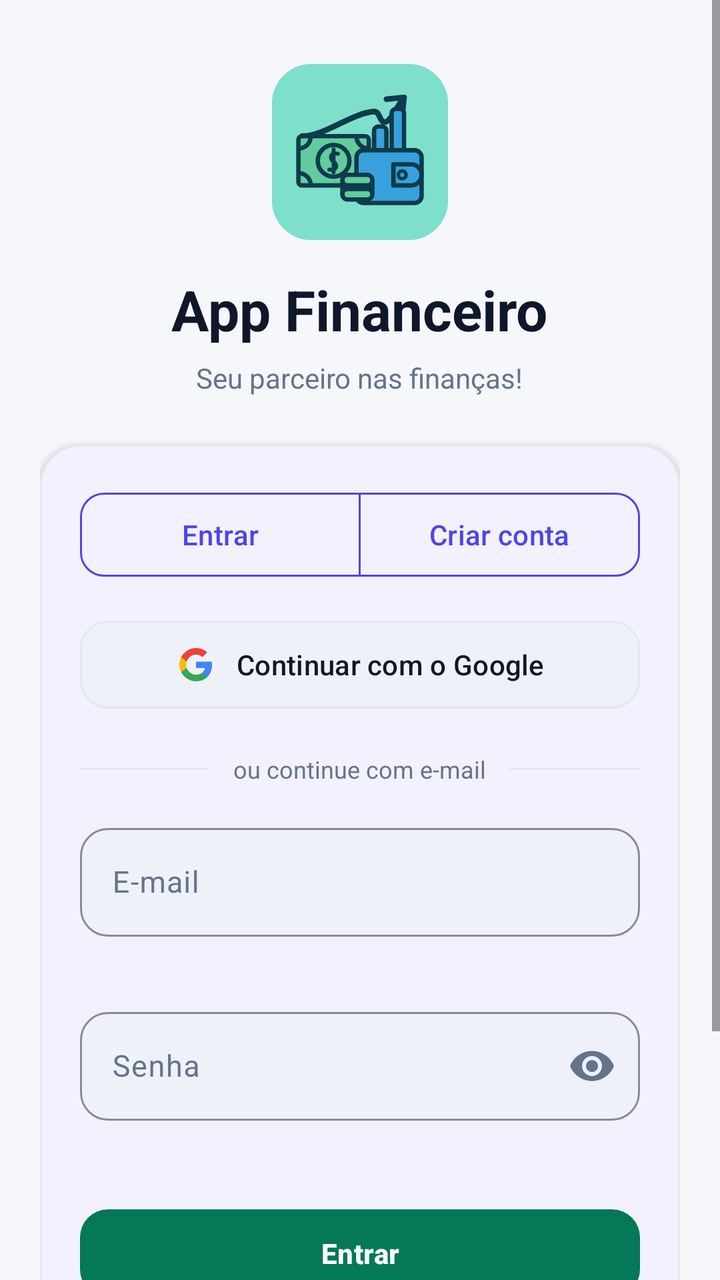
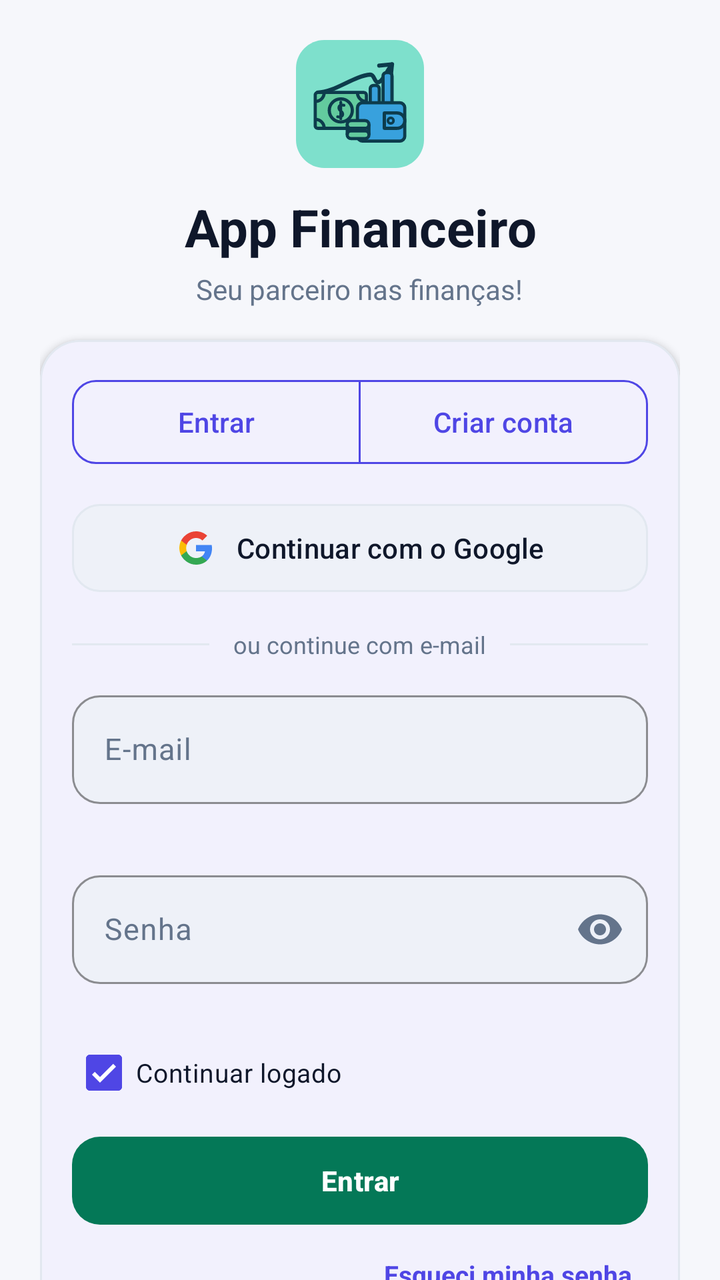

Before-and-after screenshots of an Android layout around one commit, followed by the original layout XML and the change that was made.
<!-- AndroidManifest.xml: activity theme Theme.Appfinanceiro -->
<!-- res/layout/activity_login.xml -->
<?xml version="1.0" encoding="utf-8"?>
<androidx.coordinatorlayout.widget.CoordinatorLayout xmlns:android="http://schemas.android.com/apk/res/android"
    xmlns:app="http://schemas.android.com/apk/res-auto"
    xmlns:tools="http://schemas.android.com/tools"
    android:layout_width="match_parent"
    android:layout_height="match_parent"
    android:background="?android:attr/colorBackground"
    tools:context=".ui.auth.LoginActivity">

    <ScrollView
        android:id="@+id/loginScrollView"
        android:layout_width="match_parent"
        android:layout_height="match_parent"
        android:clipToPadding="false"
        android:fillViewport="true">

        <LinearLayout
            android:layout_width="match_parent"
            android:layout_height="wrap_content"
            android:gravity="center_horizontal"
            android:orientation="vertical"
            android:paddingStart="20dp"
            android:paddingTop="32dp"
            android:paddingEnd="20dp"
            android:paddingBottom="24dp">

            <ImageView
                android:id="@+id/loginLogoImageView"
                android:layout_width="88dp"
                android:layout_height="88dp"
                android:contentDescription="@string/app_name"
                android:src="@drawable/ic_app_logo" />

            <TextView
                android:layout_width="wrap_content"
                android:layout_height="wrap_content"
                android:layout_marginTop="16dp"
                android:gravity="center"
                android:text="App Financeiro"
                android:textColor="?attr/colorOnSurface"
                android:textSize="28sp"
                android:textStyle="bold" />

            <TextView
                android:layout_width="wrap_content"
                android:layout_height="wrap_content"
                android:layout_marginTop="6dp"
                android:gravity="center"
                android:text="Seu parceiro nas finanças!"
                android:textColor="?attr/colorOnSurfaceVariant"
                android:textSize="14sp" />

            <com.google.android.material.card.MaterialCardView
                style="@style/ModernCard"
                android:layout_width="match_parent"
                android:layout_height="wrap_content"
                android:layout_marginTop="24dp">

                <LinearLayout
                    android:layout_width="match_parent"
                    android:layout_height="wrap_content"
                    android:orientation="vertical"
                    android:padding="20dp">

                    <com.google.android.material.button.MaterialButtonToggleGroup
                        android:id="@+id/authTabGroup"
                        android:layout_width="match_parent"
                        android:layout_height="wrap_content"
                        app:selectionRequired="true"
                        app:singleSelection="true">

                        <com.google.android.material.button.MaterialButton
                            android:id="@+id/loginTabButton"
                            style="@style/Widget.Material3.Button.OutlinedButton"
                            android:layout_width="0dp"
                            android:layout_height="50dp"
                            android:layout_weight="1"
                            android:checkable="true"
                            android:checked="true"
                            android:insetLeft="0dp"
                            android:insetRight="0dp"
                            android:minHeight="0dp"
                            android:minWidth="0dp"
                            android:text="Entrar"
                            android:textAllCaps="false"
                            android:textColor="@color/auth_tab_text"
                            android:textSize="14sp"
                            app:backgroundTint="@color/auth_tab_background"
                            app:cornerRadius="12dp"
                            app:strokeColor="?attr/colorPrimary"
                            app:strokeWidth="1dp" />

                        <com.google.android.material.button.MaterialButton
                            android:id="@+id/registerTabButton"
                            style="@style/Widget.Material3.Button.OutlinedButton"
                            android:layout_width="0dp"
                            android:layout_height="50dp"
                            android:layout_weight="1"
                            android:checkable="true"
                            android:insetLeft="0dp"
                            android:insetRight="0dp"
                            android:minHeight="0dp"
                            android:minWidth="0dp"
                            android:text="Criar conta"
                            android:textAllCaps="false"
                            android:textColor="@color/auth_tab_text"
                            android:textSize="14sp"
                            app:backgroundTint="@color/auth_tab_background"
                            app:cornerRadius="12dp"
                            app:strokeColor="?attr/colorPrimary"
                            app:strokeWidth="1dp" />
                    </com.google.android.material.button.MaterialButtonToggleGroup>

                    <com.google.android.material.button.MaterialButton
                        android:id="@+id/googleAuthButton"
                        android:layout_width="match_parent"
                        android:layout_height="52dp"
                        android:layout_marginTop="14dp"
                        android:text="Continuar com o Google"
                        android:textAllCaps="false"
                        android:textColor="?attr/colorOnSurface"
                        android:textSize="14sp"
                        app:backgroundTint="?attr/colorSurfaceVariant"
                        app:cornerRadius="14dp"
                        app:icon="@drawable/ic_google"
                        app:iconGravity="textStart"
                        app:iconPadding="10dp"
                        app:iconSize="20dp"
                        app:iconTint="@null"
                        app:strokeColor="?attr/colorOutline"
                        app:strokeWidth="1dp" />

                    <LinearLayout
                        android:layout_width="match_parent"
                        android:layout_height="wrap_content"
                        android:layout_marginTop="18dp"
                        android:gravity="center_vertical"
                        android:orientation="horizontal">

                        <View
                            android:layout_width="0dp"
                            android:layout_height="1dp"
                            android:layout_weight="1"
                            android:background="@color/outline" />

                        <TextView
                            android:layout_width="wrap_content"
                            android:layout_height="wrap_content"
                            android:layout_marginHorizontal="12dp"
                            android:text="ou continue com e-mail"
                            android:textColor="?attr/colorOnSurfaceVariant"
                            android:textSize="12sp" />

                        <View
                            android:layout_width="0dp"
                            android:layout_height="1dp"
                            android:layout_weight="1"
                            android:background="@color/outline" />
                    </LinearLayout>

                    <LinearLayout
                        android:id="@+id/loginFormContainer"
                        android:layout_width="match_parent"
                        android:layout_height="wrap_content"
                        android:layout_marginTop="16dp"
                        android:orientation="vertical">

                        <com.google.android.material.textfield.TextInputLayout
                            android:id="@+id/loginEmailInputLayout"
                            style="@style/ModernTextInput"
                            android:layout_width="match_parent"
                            android:layout_height="wrap_content"
                            android:hint="E-mail"
                            app:errorEnabled="true">

                            <com.google.android.material.textfield.TextInputEditText
                                android:id="@+id/loginEmailEditText"
                                android:layout_width="match_parent"
                                android:layout_height="wrap_content"
                                android:inputType="textEmailAddress"
                                android:singleLine="true"
                                android:textColor="?attr/colorOnSurface"
                                android:textSize="15sp" />
                        </com.google.android.material.textfield.TextInputLayout>

                        <com.google.android.material.textfield.TextInputLayout
                            android:id="@+id/loginPasswordInputLayout"
                            style="@style/ModernTextInput"
                            android:layout_width="match_parent"
                            android:layout_height="wrap_content"
                            android:layout_marginTop="12dp"
                            android:hint="Senha"
                            app:endIconMode="password_toggle"
                            app:endIconTint="?attr/colorOnSurfaceVariant"
                            app:errorEnabled="true">

                            <com.google.android.material.textfield.TextInputEditText
                                android:id="@+id/loginPasswordEditText"
                                android:layout_width="match_parent"
                                android:layout_height="wrap_content"
                                android:inputType="textPassword"
                                android:singleLine="true"
                                android:textColor="?attr/colorOnSurface"
                                android:textSize="15sp" />
                        </com.google.android.material.textfield.TextInputLayout>

                        <com.google.android.material.button.MaterialButton
                            android:id="@+id/loginButton"
                            style="@style/PrimaryCTAButton"
                            android:layout_width="match_parent"
                            android:layout_height="52dp"
                            android:layout_marginTop="20dp"
                            android:text="Entrar" />

                        <TextView
                            android:id="@+id/forgotPasswordTextView"
                            android:layout_width="match_parent"
                            android:layout_height="wrap_content"
                            android:layout_marginTop="8dp"
                            android:background="?attr/selectableItemBackground"
                            android:clickable="true"
                            android:focusable="true"
                            android:gravity="end"
                            android:padding="8dp"
                            android:text="Esqueci minha senha"
                            android:textColor="?attr/colorPrimary"
                            android:textSize="13sp"
                            android:textStyle="bold" />
                    </LinearLayout>

                    <LinearLayout
                        android:id="@+id/registerFormContainer"
                        android:layout_width="match_parent"
                        android:layout_height="wrap_content"
                        android:layout_marginTop="16dp"
                        android:orientation="vertical"
                        android:visibility="gone">

                        <com.google.android.material.textfield.TextInputLayout
                            android:id="@+id/registerNameInputLayout"
                            style="@style/ModernTextInput"
                            android:layout_width="match_parent"
                            android:layout_height="wrap_content"
                            android:hint="Seu nome"
                            app:errorEnabled="true">

                            <com.google.android.material.textfield.TextInputEditText
                                android:id="@+id/registerNameEditText"
                                android:layout_width="match_parent"
                                android:layout_height="wrap_content"
                                android:inputType="textCapWords"
                                android:singleLine="true"
                                android:textColor="?attr/colorOnSurface"
                                android:textSize="15sp" />
                        </com.google.android.material.textfield.TextInputLayout>

                        <com.google.android.material.textfield.TextInputLayout
                            android:id="@+id/registerEmailInputLayout"
                            style="@style/ModernTextInput"
                            android:layout_width="match_parent"
                            android:layout_height="wrap_content"
                            android:layout_marginTop="12dp"
                            android:hint="E-mail"
                            app:errorEnabled="true">

                            <com.google.android.material.textfield.TextInputEditText
                                android:id="@+id/registerEmailEditText"
                                android:layout_width="match_parent"
                                android:layout_height="wrap_content"
                                android:inputType="textEmailAddress"
                                android:singleLine="true"
                                android:textColor="?attr/colorOnSurface"
                                android:textSize="15sp" />
                        </com.google.android.material.textfield.TextInputLayout>

                        <com.google.android.material.textfield.TextInputLayout
                            android:id="@+id/registerCellphoneInputLayout"
                            style="@style/ModernTextInput"
                            android:layout_width="match_parent"
                            android:layout_height="wrap_content"
                            android:layout_marginTop="12dp"
                            android:hint="Celular"
                            app:errorEnabled="true">

                            <com.google.android.material.textfield.TextInputEditText
                                android:id="@+id/registerCellphoneEditText"
                                android:layout_width="match_parent"
                                android:layout_height="wrap_content"
                                android:inputType="phone"
                                android:maxLength="16"
                                android:singleLine="true"
                                android:textColor="?attr/colorOnSurface"
                                android:textSize="15sp" />
                        </com.google.android.material.textfield.TextInputLayout>

                        <com.google.android.material.textfield.TextInputLayout
                            android:id="@+id/registerPasswordInputLayout"
                            style="@style/ModernTextInput"
                            android:layout_width="match_parent"
                            android:layout_height="wrap_content"
                            android:layout_marginTop="12dp"
                            android:hint="Crie uma senha"
                            app:endIconMode="password_toggle"
                            app:endIconTint="?attr/colorOnSurfaceVariant"
                            app:errorEnabled="true">

                            <com.google.android.material.textfield.TextInputEditText
                                android:id="@+id/registerPasswordEditText"
                                android:layout_width="match_parent"
                                android:layout_height="wrap_content"
                                android:inputType="textPassword"
                                android:singleLine="true"
                                android:textColor="?attr/colorOnSurface"
                                android:textSize="15sp" />
                        </com.google.android.material.textfield.TextInputLayout>

                        <LinearLayout
                            android:layout_width="match_parent"
                            android:layout_height="wrap_content"
                            android:layout_marginTop="8dp"
                            android:gravity="center_vertical"
                            android:orientation="horizontal">

                            <View
                                android:id="@+id/passwordStrengthBar1"
                                android:layout_width="0dp"
                                android:layout_height="4dp"
                                android:layout_weight="1"
                                android:background="@drawable/bg_strength_segment"
                                android:backgroundTint="@color/outline" />

                            <View
                                android:id="@+id/passwordStrengthBar2"
                                android:layout_width="0dp"
                                android:layout_height="4dp"
                                android:layout_marginStart="4dp"
                                android:layout_weight="1"
                                android:background="@drawable/bg_strength_segment"
                                android:backgroundTint="@color/outline" />

                            <View
                                android:id="@+id/passwordStrengthBar3"
                                android:layout_width="0dp"
                                android:layout_height="4dp"
                                android:layout_marginStart="4dp"
                                android:layout_weight="1"
                                android:background="@drawable/bg_strength_segment"
                                android:backgroundTint="@color/outline" />

                            <TextView
                                android:id="@+id/passwordStrengthTextView"
                                android:layout_width="wrap_content"
                                android:layout_height="wrap_content"
                                android:layout_marginStart="8dp"
                                android:gravity="end"
                                android:minWidth="42dp"
                                android:textColor="?attr/colorOnSurfaceVariant"
                                android:textSize="11sp" />
                        </LinearLayout>

                        <com.google.android.material.textfield.TextInputLayout
                            android:id="@+id/registerConfirmPasswordInputLayout"
                            style="@style/ModernTextInput"
                            android:layout_width="match_parent"
                            android:layout_height="wrap_content"
                            android:layout_marginTop="12dp"
                            android:hint="Confirmar senha"
                            app:endIconMode="password_toggle"
                            app:endIconTint="?attr/colorOnSurfaceVariant"
                            app:errorEnabled="true">

                            <com.google.android.material.textfield.TextInputEditText
                                android:id="@+id/registerConfirmPasswordEditText"
                                android:layout_width="match_parent"
                                android:layout_height="wrap_content"
                                android:inputType="textPassword"
                                android:singleLine="true"
                                android:textColor="?attr/colorOnSurface"
                                android:textSize="15sp" />
                        </com.google.android.material.textfield.TextInputLayout>

                        <com.google.android.material.button.MaterialButton
                            android:id="@+id/registerButton"
                            style="@style/PrimaryCTAButton"
                            android:layout_width="match_parent"
                            android:layout_height="52dp"
                            android:layout_marginTop="20dp"
                            android:text="Criar conta" />

                        <TextView
                            android:id="@+id/termsTextView"
                            android:layout_width="match_parent"
                            android:layout_height="wrap_content"
                            android:layout_marginTop="14dp"
                            android:gravity="center"
                            android:lineSpacingExtra="2dp"
                            android:text="Ao criar a conta você concorda com os Termos e a Privacidade."
                            android:textColor="?attr/colorOnSurfaceVariant"
                            android:textSize="11sp" />
                    </LinearLayout>

                    <TextView
                        android:id="@+id/aboutAppTextView"
                        android:layout_width="match_parent"
                        android:layout_height="wrap_content"
                        android:layout_marginTop="16dp"
                        android:background="?attr/selectableItemBackground"
                        android:clickable="true"
                        android:drawableEnd="@drawable/ic_month_next"
                        android:drawablePadding="6dp"
                        android:focusable="true"
                        android:gravity="center"
                        android:padding="8dp"
                        android:text="Conhecer o app"
                        android:textColor="?attr/colorOnSurfaceVariant"
                        android:textSize="13sp"
                        app:drawableTint="?attr/colorOnSurfaceVariant" />
                </LinearLayout>
            </com.google.android.material.card.MaterialCardView>
        </LinearLayout>
    </ScrollView>

    <ProgressBar
        android:id="@+id/progressBar"
        android:layout_width="wrap_content"
        android:layout_height="wrap_content"
        android:layout_gravity="center"
        android:indeterminate="true"
        android:indeterminateTint="?attr/colorPrimary"
        android:visibility="gone" />

</androidx.coordinatorlayout.widget.CoordinatorLayout>
<!-- resources referenced by this layout -->
<resources>
  <color name="outline">#FFE2E8F0</color>
  <!-- drawable bg_strength_segment (drawable) -->
  <?xml version="1.0" encoding="utf-8"?>
  <shape xmlns:android="http://schemas.android.com/apk/res/android"
      android:shape="rectangle">
      <solid android:color="@color/outline" />
      <corners android:radius="2dp" />
  </shape>
  <!-- drawable ic_month_next (drawable) -->
  <vector xmlns:android="http://schemas.android.com/apk/res/android"
      android:width="24dp" android:height="24dp"
      android:viewportWidth="24" android:viewportHeight="24">
      <path android:fillColor="#FF000000" android:pathData="M8.59,16.59L10,18l6,-6 -6,-6 -1.41,1.41L13.17,12z" />
  </vector>
  <string name="app_name">appfinanceiro</string>
  <style name="ModernCard" parent="Widget.Material3.CardView.Filled">
          <item name="cardBackgroundColor">?attr/colorSurface</item>
          <item name="cardCornerRadius">20dp</item>
          <item name="cardElevation">2dp</item>
          <item name="strokeColor">?attr/colorOutline</item>
          <item name="strokeWidth">1dp</item>
      </style>
  <style name="ModernTextInput" parent="Widget.Material3.TextInputLayout.OutlinedBox">
          <item name="boxBackgroundColor">?attr/colorSurfaceVariant</item>
          <item name="boxStrokeColor">?attr/colorPrimary</item>
          <item name="boxStrokeWidth">1dp</item>
          <item name="boxStrokeWidthFocused">2dp</item>
          <item name="android:textColorHint">?attr/colorOnSurfaceVariant</item>
          <item name="hintTextColor">?attr/colorOnSurfaceVariant</item>
          <item name="boxCornerRadiusTopStart">14dp</item>
          <item name="boxCornerRadiusTopEnd">14dp</item>
          <item name="boxCornerRadiusBottomStart">14dp</item>
          <item name="boxCornerRadiusBottomEnd">14dp</item>
      </style>
  <style name="PrimaryCTAButton" parent="Widget.Material3.Button">
          <item name="backgroundTint">?attr/colorTertiary</item>
          <item name="android:textColor">?attr/colorOnTertiary</item>
          <item name="android:textAllCaps">false</item>
          <item name="android:textStyle">bold</item>
          <item name="android:minHeight">52dp</item>
          <item name="cornerRadius">14dp</item>
      </style>
  <style name="Theme.Appfinanceiro" parent="Theme.Appfinanceiro.Base">
          <item name="android:windowLightStatusBar">true</item>
          <item name="android:windowLightNavigationBar">true</item>
      </style>
  <color name="brand_primary">#FF4F46E5</color>
  <color name="on_brand">#FFFFFFFF</color>
  <color name="surface_variant">#FFEEF1F8</color>
  <color name="on_surface">#FF0F172A</color>
  <color name="brand_secondary">#FF0EA5E9</color>
  <color name="cta_primary">#FF047857</color>
  <color name="on_cta">#FFFFFFFF</color>
  <color name="surface">#FFFFFFFF</color>
  <color name="on_surface_variant">#FF64748B</color>
  <color name="surface_elevated">#FFFFFFFF</color>
  <color name="background">#FFF6F7FB</color>
  <color name="on_background">#FF0F172A</color>
  <color name="error">#FFDC2626</color>
  <color name="on_error">#FFFFFFFF</color>
  <!-- unchanged entries left out for length: 3 -->
</resources>

<!-- the commit's change to res/layout/activity_login.xml (unified diff, before → after) -->
@@ -12,7 +12,9 @@
         android:layout_width="match_parent"
         android:layout_height="match_parent"
         android:clipToPadding="false"
-        android:fillViewport="true">
+        android:fillViewport="true"
+        android:overScrollMode="never"
+        android:scrollbars="none">
 
         <LinearLayout
             android:layout_width="match_parent"
@@ -20,31 +22,31 @@
             android:gravity="center_horizontal"
             android:orientation="vertical"
             android:paddingStart="20dp"
-            android:paddingTop="32dp"
+            android:paddingTop="20dp"
             android:paddingEnd="20dp"
-            android:paddingBottom="24dp">
+            android:paddingBottom="20dp">
 
             <ImageView
                 android:id="@+id/loginLogoImageView"
-                android:layout_width="88dp"
-                android:layout_height="88dp"
+                android:layout_width="64dp"
+                android:layout_height="64dp"
                 android:contentDescription="@string/app_name"
                 android:src="@drawable/ic_app_logo" />
 
             <TextView
                 android:layout_width="wrap_content"
                 android:layout_height="wrap_content"
-                android:layout_marginTop="16dp"
+                android:layout_marginTop="12dp"
                 android:gravity="center"
                 android:text="App Financeiro"
                 android:textColor="?attr/colorOnSurface"
-                android:textSize="28sp"
+                android:textSize="26sp"
                 android:textStyle="bold" />
 
             <TextView
                 android:layout_width="wrap_content"
                 android:layout_height="wrap_content"
-                android:layout_marginTop="6dp"
+                android:layout_marginTop="4dp"
                 android:gravity="center"
                 android:text="Seu parceiro nas finanças!"
                 android:textColor="?attr/colorOnSurfaceVariant"
@@ -54,13 +56,13 @@
                 style="@style/ModernCard"
                 android:layout_width="match_parent"
                 android:layout_height="wrap_content"
-                android:layout_marginTop="24dp">
+                android:layout_marginTop="16dp">
 
                 <LinearLayout
                     android:layout_width="match_parent"
                     android:layout_height="wrap_content"
                     android:orientation="vertical"
-                    android:padding="20dp">
+                    android:padding="16dp">
 
                     <com.google.android.material.button.MaterialButtonToggleGroup
                         android:id="@+id/authTabGroup"
@@ -115,7 +117,7 @@
                         android:id="@+id/googleAuthButton"
                         android:layout_width="match_parent"
                         android:layout_height="52dp"
-                        android:layout_marginTop="14dp"
+                        android:layout_marginTop="12dp"
                         android:text="Continuar com o Google"
                         android:textAllCaps="false"
                         android:textColor="?attr/colorOnSurface"
@@ -133,7 +135,7 @@
                     <LinearLayout
                         android:layout_width="match_parent"
                         android:layout_height="wrap_content"
-                        android:layout_marginTop="18dp"
+                        android:layout_marginTop="14dp"
                         android:gravity="center_vertical"
                         android:orientation="horizontal">
 
@@ -162,7 +164,7 @@
                         android:id="@+id/loginFormContainer"
                         android:layout_width="match_parent"
                         android:layout_height="wrap_content"
-                        android:layout_marginTop="16dp"
+                        android:layout_marginTop="12dp"
                         android:orientation="vertical">
 
                         <com.google.android.material.textfield.TextInputLayout
@@ -188,7 +190,7 @@
                             style="@style/ModernTextInput"
                             android:layout_width="match_parent"
                             android:layout_height="wrap_content"
-                            android:layout_marginTop="12dp"
+                            android:layout_marginTop="10dp"
                             android:hint="Senha"
                             app:endIconMode="password_toggle"
                             app:endIconTint="?attr/colorOnSurfaceVariant"
@@ -204,19 +206,30 @@
                                 android:textSize="15sp" />
                         </com.google.android.material.textfield.TextInputLayout>
 
+                        <com.google.android.material.checkbox.MaterialCheckBox
+                            android:id="@+id/keepConnectedCheckBox"
+                            android:layout_width="match_parent"
+                            android:layout_height="wrap_content"
+                            android:layout_marginTop="4dp"
+                            android:checked="true"
+                            android:minHeight="40dp"
+                            android:text="Continuar logado"
+                            android:textColor="?attr/colorOnSurface"
+                            android:textSize="13sp" />
+
                         <com.google.android.material.button.MaterialButton
                             android:id="@+id/loginButton"
                             style="@style/PrimaryCTAButton"
                             android:layout_width="match_parent"
                             android:layout_height="52dp"
-                            android:layout_marginTop="20dp"
+                            android:layout_marginTop="8dp"
                             android:text="Entrar" />
 
                         <TextView
                             android:id="@+id/forgotPasswordTextView"
                             android:layout_width="match_parent"
                             android:layout_height="wrap_content"
-                            android:layout_marginTop="8dp"
+                            android:layout_marginTop="4dp"
                             android:background="?attr/selectableItemBackground"
                             android:clickable="true"
                             android:focusable="true"
@@ -403,7 +416,7 @@
                         android:id="@+id/aboutAppTextView"
                         android:layout_width="match_parent"
                         android:layout_height="wrap_content"
-                        android:layout_marginTop="16dp"
+                        android:layout_marginTop="8dp"
                         android:background="?attr/selectableItemBackground"
                         android:clickable="true"
                         android:drawableEnd="@drawable/ic_month_next"
